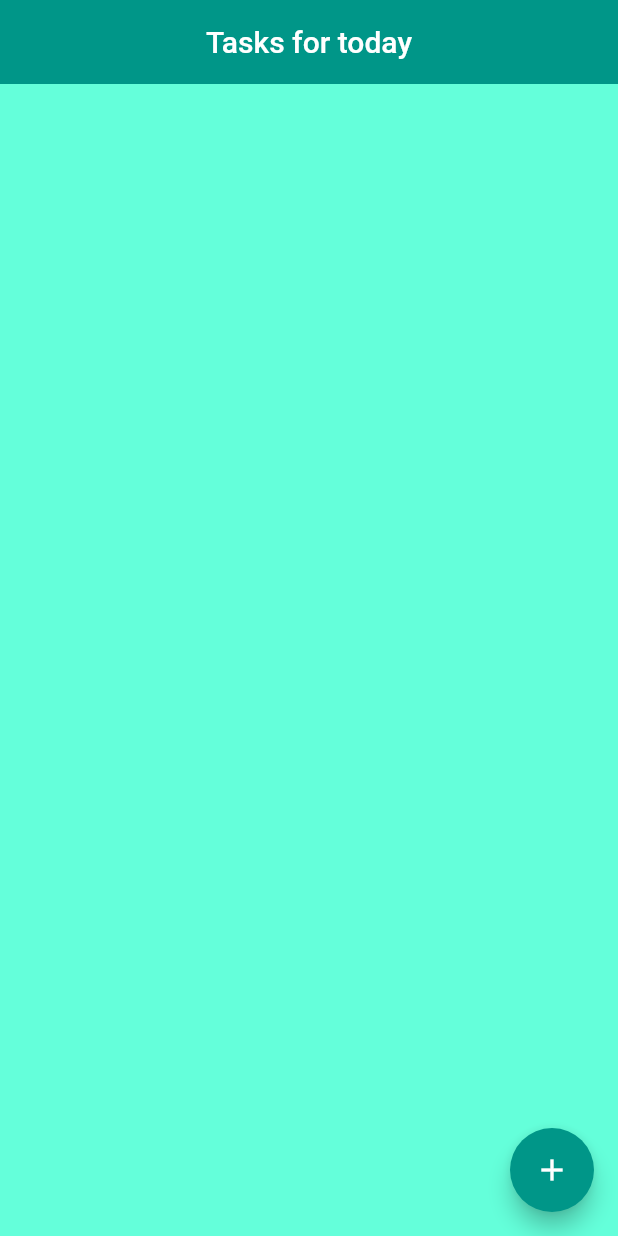
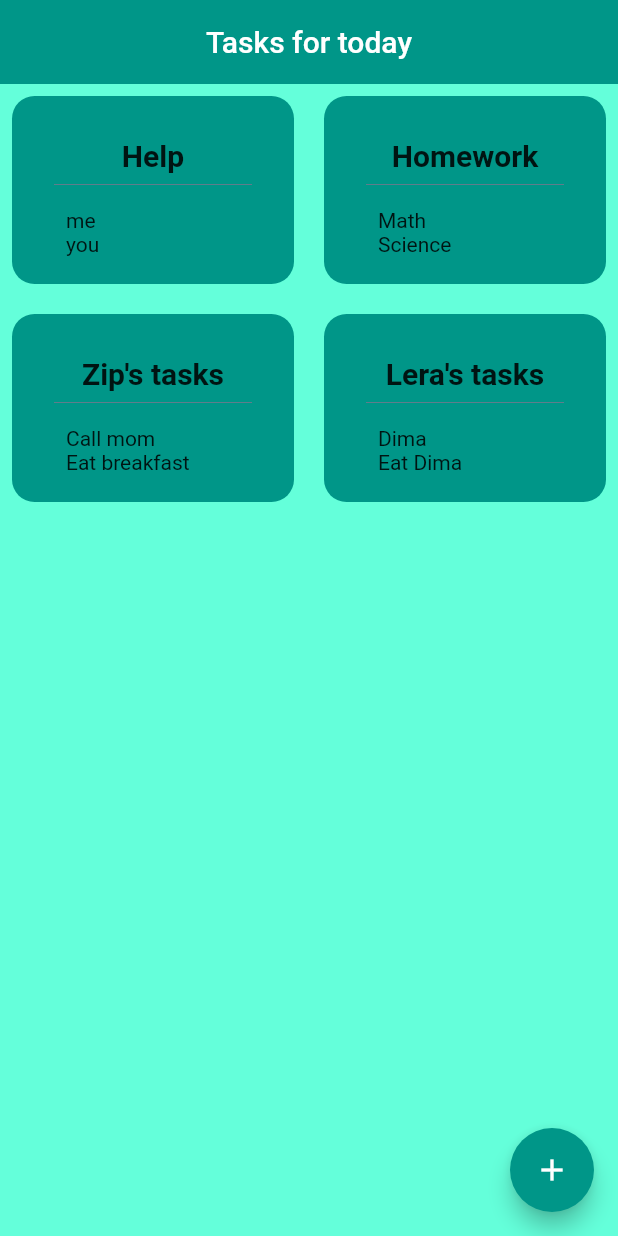
Before and after one commit to valeriiaradzivilo/to_do_app, a Flutter app: the screen it shows after launch, on a phone screen of 412 x 824 dp. Run offline on Flutter 3.47's test engine with Material 2 defaults, Android fonts, the phone set to English and light mode, and no system bars; our stand-ins replace confetti, flutter_slidable, hive, hive_flutter, sizer; accounts and stored records are empty.

Commit message:
changed successfully

```diff
--- a/lib/main.dart
+++ b/lib/main.dart
@@ -48,7 +48,9 @@ class ToDoAppPage extends StatefulWidget {
 
 class _ToDoAppPageState extends State<ToDoAppPage> {
 
-  List ToDoBlocks = [["Help", ["me","you"]],["Homework", ["Math","Science"]]];
+  List ToDoBlocks = [["Help", ["me","you"]],["Homework", ["Math","Science"]],
+  ["Zip's tasks",["Call mom", "Eat breakfast"]],
+    ["Lera's tasks",["Dima", "Eat Dima"]]];
 
   void createNewToDoListPage(){
 
@@ -70,24 +72,29 @@ class _ToDoAppPageState extends State<ToDoAppPage> {
         child: Icon(Icons.add),
       ),
       body:
-            GridView.count(
-              primary: false,
-              padding: const EdgeInsets.all(20),
-              crossAxisSpacing: 10,
-              mainAxisSpacing: 10,
-              crossAxisCount: 2,
-              // children: [
-              //   ListView.builder(
-              //     shrinkWrap: true,
-              //     itemCount: ToDoBlocks.length,
-              //     itemBuilder: (context, index) {
-              //       return TaskBlockMain(
-              //         name:ToDoBlocks.elementAt(index)[0],
-              //         tasks: ToDoBlocks.elementAt(index)[1],
-              //       );
-              //     },
-              //   ),
-              // ],
+            Padding(
+              padding: const EdgeInsets.all(8.0),
+              child: GridView.builder(
+                  gridDelegate: const SliverGridDelegateWithMaxCrossAxisExtent(
+                      maxCrossAxisExtent: 300,
+                      childAspectRatio: 3 / 2,
+                      crossAxisSpacing: 20,
+                      mainAxisSpacing: 20),
+                  itemCount: ToDoBlocks.length,
+                  itemBuilder: (BuildContext ctx, index) {
+                    return Container(
+                      alignment: Alignment.center,
+                      decoration: BoxDecoration(
+                          color: Colors.teal,
+                          borderRadius: BorderRadius.circular(15)),
+                      child: TaskBlockMain(
+                        name: ToDoBlocks.elementAt(index)[0],
+                        tasks: ToDoBlocks.elementAt(index)[1],
+                      ),
+                    );
+                  }
+
+              ),
             ),
 
 
--- a/lib/util/task_block.dart
+++ b/lib/util/task_block.dart
@@ -13,9 +13,8 @@ class TaskBlockMain extends StatelessWidget {
     return Padding(
       padding: const EdgeInsets.all(8.0),
       child: Container(
-        padding: EdgeInsets.all(20),
-        height: 20.h,
-        width: 20.h,
+        padding: EdgeInsets.only(top:20,
+        left: 20, right: 20),
         decoration: BoxDecoration(
             borderRadius: BorderRadius.circular(12), color: Colors.teal),
         child: Column(
@@ -25,16 +24,18 @@ class TaskBlockMain extends StatelessWidget {
               style: TextStyle(fontWeight: FontWeight.bold, fontSize: 20),
               textAlign: TextAlign.center,
             ),
-            Expanded(
-                child: Divider(
+          const Divider(
               color: Colors.blueGrey,
-            )),
-            ListView.builder(
-                shrinkWrap: true,
-                itemCount: 2,
-                itemBuilder: (context, index) {
-                  return Text(tasks.elementAt(index));
-                })
+            ),
+            Padding(
+              padding: const EdgeInsets.all(8.0),
+              child: ListView.builder(
+                  shrinkWrap: true,
+                  itemCount: 2,
+                  itemBuilder: (context, index) {
+                    return Text(tasks.elementAt(index));
+                  }),
+            )
           ],
         ),
       ),
```
